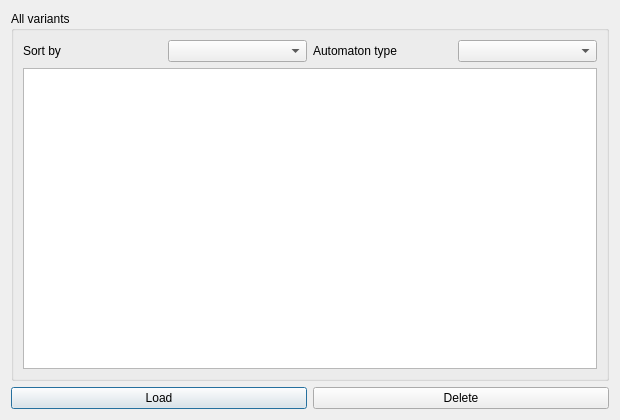
The window that ui/variantslist.ui (S1mpleton/M2MTools) describes before a commit, drawn with Qt 5.
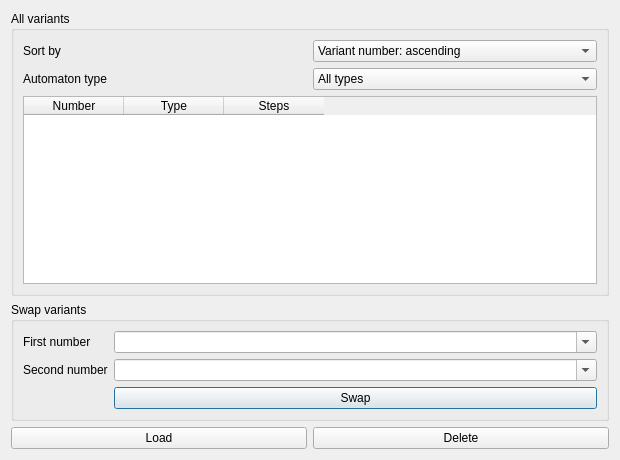
The same window after the commit.

Commit message: feat: move forms to Designer and refine reaction entry

Diff of the .ui file:
```diff
--- a/ui/variantslist.ui
+++ b/ui/variantslist.ui
@@ -7,51 +7,156 @@
     <x>0</x>
     <y>0</y>
     <width>620</width>
-    <height>420</height>
+    <height>460</height>
    </rect>
   </property>
-  <property name="windowTitle">
-   <string>Dialog</string>
-  </property>
-  <layout class="QGridLayout" name="gridLayout">
-   <item row="0" column="1">
-    <widget class="QGroupBox" name="groupBox">
+  <layout class="QVBoxLayout" name="dialogLayout">
+   <item>
+    <widget class="QGroupBox" name="variantsGroup">
      <property name="title">
       <string>All variants</string>
      </property>
-     <layout class="QGridLayout" name="gridLayout_2">
-      <item row="0" column="0">
-       <layout class="QHBoxLayout" name="sortLayout">
-        <item>
+     <layout class="QVBoxLayout" name="variantsLayout">
+      <item>
+       <layout class="QGridLayout" name="filterLayout">
+        <item row="0" column="0">
          <widget class="QLabel" name="sortLabel">
           <property name="text">
            <string>Sort by</string>
           </property>
          </widget>
         </item>
-        <item>
-         <widget class="QComboBox" name="variantSortComboBox"/>
+        <item row="0" column="1">
+         <widget class="QComboBox" name="variantSortComboBox">
+          <item>
+           <property name="text">
+            <string>Variant number: ascending</string>
+           </property>
+          </item>
+          <item>
+           <property name="text">
+            <string>Variant number: descending</string>
+           </property>
+          </item>
+         </widget>
         </item>
-        <item>
+        <item row="1" column="0">
          <widget class="QLabel" name="typeFilterLabel">
           <property name="text">
            <string>Automaton type</string>
           </property>
          </widget>
         </item>
-        <item>
-         <widget class="QComboBox" name="variantTypeFilterComboBox"/>
+        <item row="1" column="1">
+         <widget class="QComboBox" name="variantTypeFilterComboBox">
+          <item>
+           <property name="text">
+            <string>All types</string>
+           </property>
+          </item>
+          <item>
+           <property name="text">
+            <string>Mealy → Moore</string>
+           </property>
+          </item>
+          <item>
+           <property name="text">
+            <string>Moore → Mealy</string>
+           </property>
+          </item>
+         </widget>
         </item>
        </layout>
       </item>
+      <item>
+       <widget class="QTableWidget" name="variantsTableWidget">
+        <property name="selectionBehavior">
+         <enum>QAbstractItemView::SelectRows</enum>
+        </property>
+        <property name="selectionMode">
+         <enum>QAbstractItemView::SingleSelection</enum>
+        </property>
+        <property name="editTriggers">
+         <set>QAbstractItemView::NoEditTriggers</set>
+        </property>
+        <column>
+         <property name="text">
+          <string>Number</string>
+         </property>
+        </column>
+        <column>
+         <property name="text">
+          <string>Type</string>
+         </property>
+        </column>
+        <column>
+         <property name="text">
+          <string>Steps</string>
+         </property>
+        </column>
+       </widget>
+      </item>
+     </layout>
+    </widget>
+   </item>
+   <item>
+    <widget class="QGroupBox" name="swapGroup">
+     <property name="title">
+      <string>Swap variants</string>
+     </property>
+     <layout class="QFormLayout" name="swapLayout">
+      <item row="0" column="0">
+       <widget class="QLabel" name="swapFirstComboBoxLabel">
+        <property name="text">
+         <string>First number</string>
+        </property>
+       </widget>
+      </item>
+      <item row="0" column="1">
+       <widget class="QComboBox" name="swapFirstComboBox">
+        <property name="editable">
+         <bool>true</bool>
+        </property>
+        <property name="insertPolicy">
+         <enum>QComboBox::NoInsert</enum>
+        </property>
+        <property name="placeholderText">
+         <string>Enter a number</string>
+        </property>
+       </widget>
+      </item>
       <item row="1" column="0">
-       <widget class="QTableWidget" name="variantsTableWidget"/>
+       <widget class="QLabel" name="swapSecondComboBoxLabel">
+        <property name="text">
+         <string>Second number</string>
+        </property>
+       </widget>
+      </item>
+      <item row="1" column="1">
+       <widget class="QComboBox" name="swapSecondComboBox">
+        <property name="editable">
+         <bool>true</bool>
+        </property>
+        <property name="insertPolicy">
+         <enum>QComboBox::NoInsert</enum>
+        </property>
+        <property name="placeholderText">
+         <string>Enter a number</string>
+        </property>
+       </widget>
+      </item>
+      <item row="2" column="1">
+       <widget class="QPushButton" name="swapVariantsButton">
+        <property name="text">
+         <string>Swap</string>
+        </property>
+       </widget>
       </item>
      </layout>
     </widget>
    </item>
-   <item row="4" column="1">
-    <layout class="QHBoxLayout" name="horizontalLayout">
+   <item>
+    <layout class="QHBoxLayout" name="dialogActionsLayout">
      <item>
       <widget class="QPushButton" name="loadPushButton">
        <property name="text">
```
Left out of the diff: 9 changed lines with no effect on the pictures. The commit also changes 15 other files.
